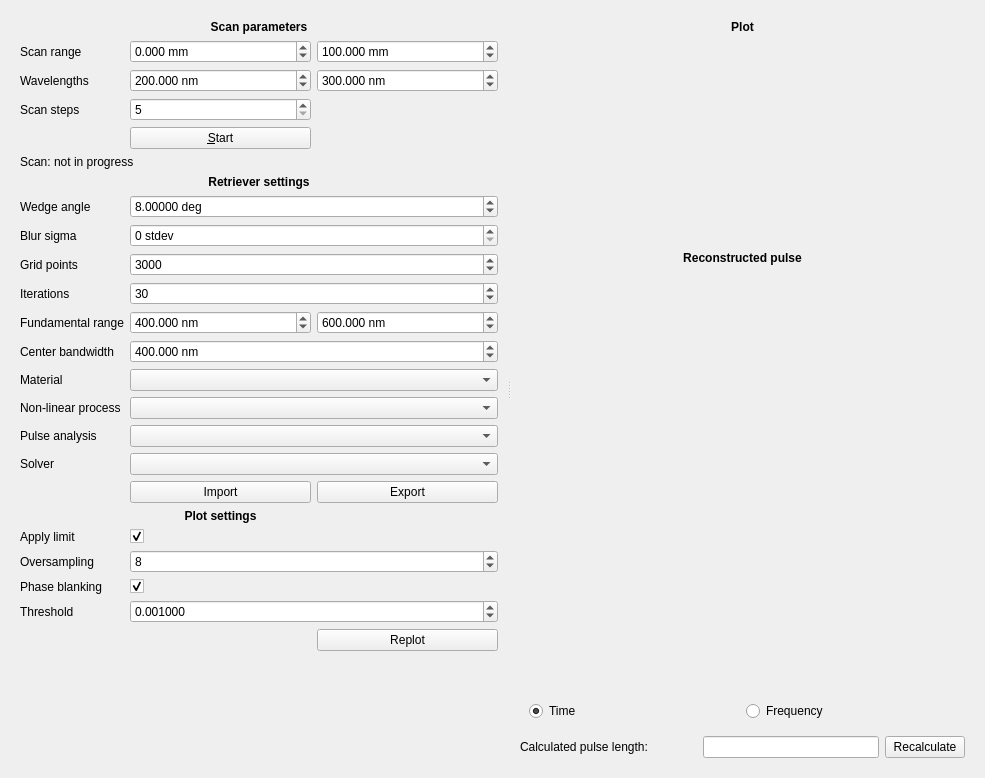
This is las_dispersion_scan/ui/main.ui in slactjohnson/las-dispersion-scan as Qt 5 draws it before an edit. The edited form follows.
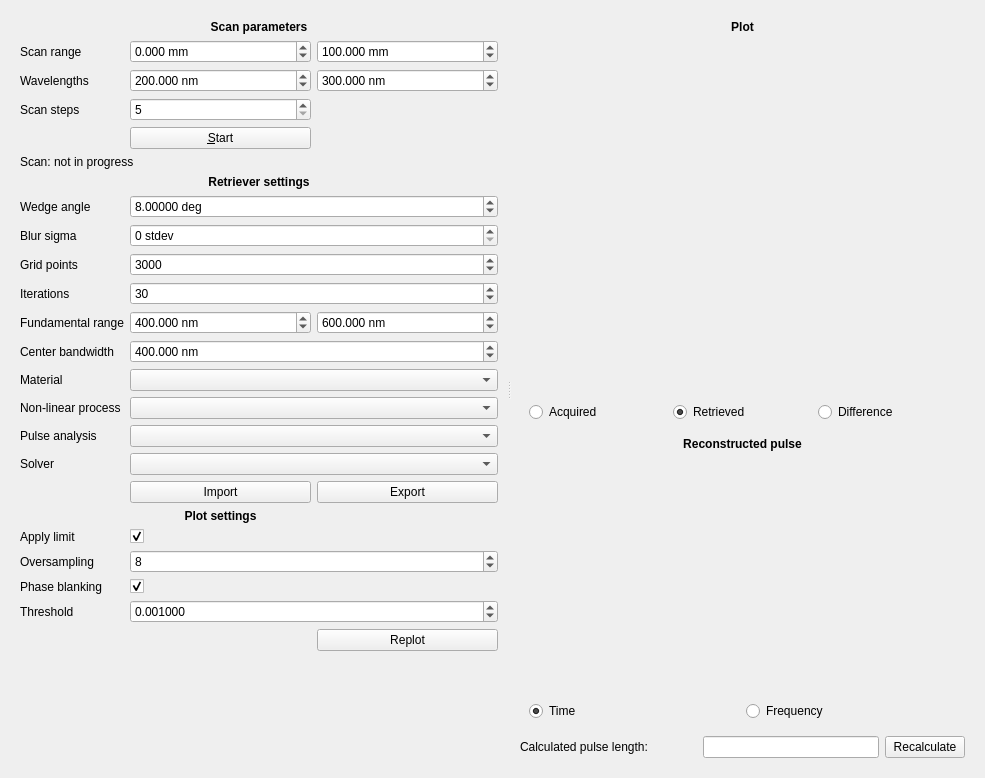
This is the edited form. Custom widgets are drawn as their Qt base class.

Commit message: ENH: dscan plot working

The edit to the form file:
```diff
--- a/las_dispersion_scan/ui/main.ui
+++ b/las_dispersion_scan/ui/main.ui
@@ -778,6 +778,59 @@
          </property>
         </widget>
        </item>
+       <item>
+        <widget class="PlotWidget" name="dscan_retrieved_plot" native="true">
+         <property name="sizePolicy">
+          <sizepolicy hsizetype="MinimumExpanding" vsizetype="MinimumExpanding">
+           <horstretch>0</horstretch>
+           <verstretch>0</verstretch>
+          </sizepolicy>
+         </property>
+        </widget>
+       </item>
+       <item>
+        <widget class="PlotWidget" name="dscan_acquired_plot" native="true">
+         <property name="sizePolicy">
+          <sizepolicy hsizetype="MinimumExpanding" vsizetype="MinimumExpanding">
+           <horstretch>0</horstretch>
+           <verstretch>0</verstretch>
+          </sizepolicy>
+         </property>
+        </widget>
+       </item>
+       <item>
+        <widget class="QFrame" name="acquired_or_retrieved_frame">
+         <layout class="QHBoxLayout" name="time_frequency_frame_2">
+          <item>
+           <widget class="QRadioButton" name="acquired_radio">
+            <property name="text">
+             <string>Acquired</string>
+            </property>
+            <property name="checked">
+             <bool>false</bool>
+            </property>
+           </widget>
+          </item>
+          <item>
+           <widget class="QRadioButton" name="retrieved_radio">
+            <property name="text">
+             <string>Retrieved</string>
+            </property>
+            <property name="checked">
+             <bool>true</bool>
+            </property>
+           </widget>
+          </item>
+          <item>
+           <widget class="QRadioButton" name="difference_radio">
+            <property name="text">
+             <string>Difference</string>
+            </property>
+           </widget>
+          </item>
+         </layout>
+        </widget>
+       </item>
        <item>
         <widget class="QLabel" name="reconstruct_label">
          <property name="sizePolicy">
```
Left out of the diff: 2 changed lines with no effect on the pictures. The commit also changes 3 other files.
